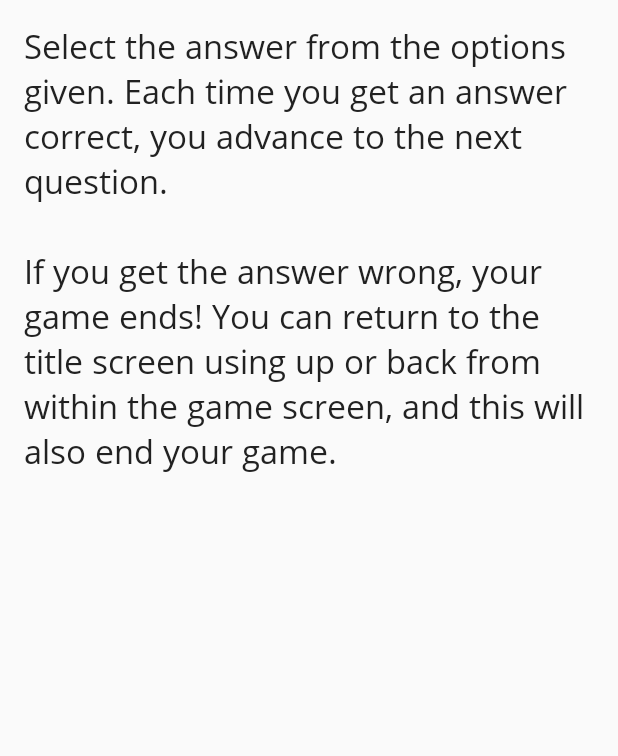
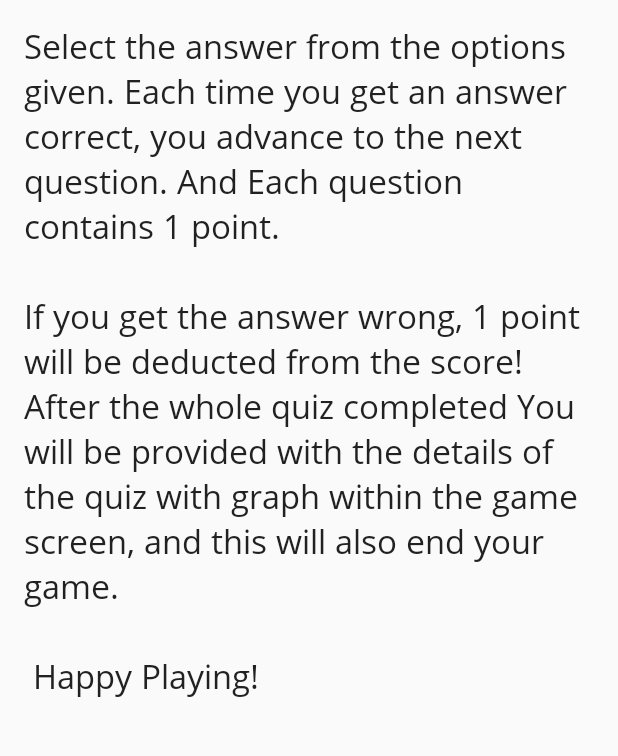
Before and after one commit to Freelauncing/QuizMe, an Android app built with Jetpack Compose: the RulesFragment screen opened through its navigation route, on a phone screen of 412 x 824 dp, the part 396-1152 px from its top. Run offline under Robolectric (Android 15) with nearby library versions, the phone set to English and light mode, and no system bars; our stand-ins replace navigation-ui; 2 statements that could not run were skipped.

Commit message:
working on the app done

```diff
--- a/app/src/main/res/values/strings.xml
+++ b/app/src/main/res/values/strings.xml
@@ -5,8 +5,9 @@
     <string name="position">Position</string>
     <string name="select_an_avatar">Select an Avatar</string>
     <string name="android_trivia">Quiz Me</string>
-    <string name="about_text">Quiz Me will help remind you of important concepts you have learned and will learn in Mathematics.\n\n These questions will help you to sharp your mathematics skills to participate in International Championship</string>
-    <string name="rules_text">Select the answer from the options given. Each time you get an answer correct, you advance to the next question.\n\nIf you get the answer wrong, your game ends! You can return to the title screen using up or back from within the game screen, and this will also end your game.</string>
+    <string name="about_text">Quiz Me will help remind you of important concepts you have learned and will learn in Mathematics.\n\nThese questions will help you to sharp your mathematics skills to participate in International Championship\n\n Happy Playing!\n\n\n</string>
+    <string name="rules_text">Select the answer from the options given. Each time you get an answer correct, you advance to the next question. And Each question contains 1 point.\n\nIf you get the answer wrong, 1 point will be deducted from the score! After the whole quiz
+        completed You will be provided with the details of the quiz with graph within the game screen, and this will also end your game. \n\n Happy Playing!\n\n\n</string>
     <string name="rules">Rules</string>
     <string name="home">Home</string>
     <string name="about">About</string>
```
